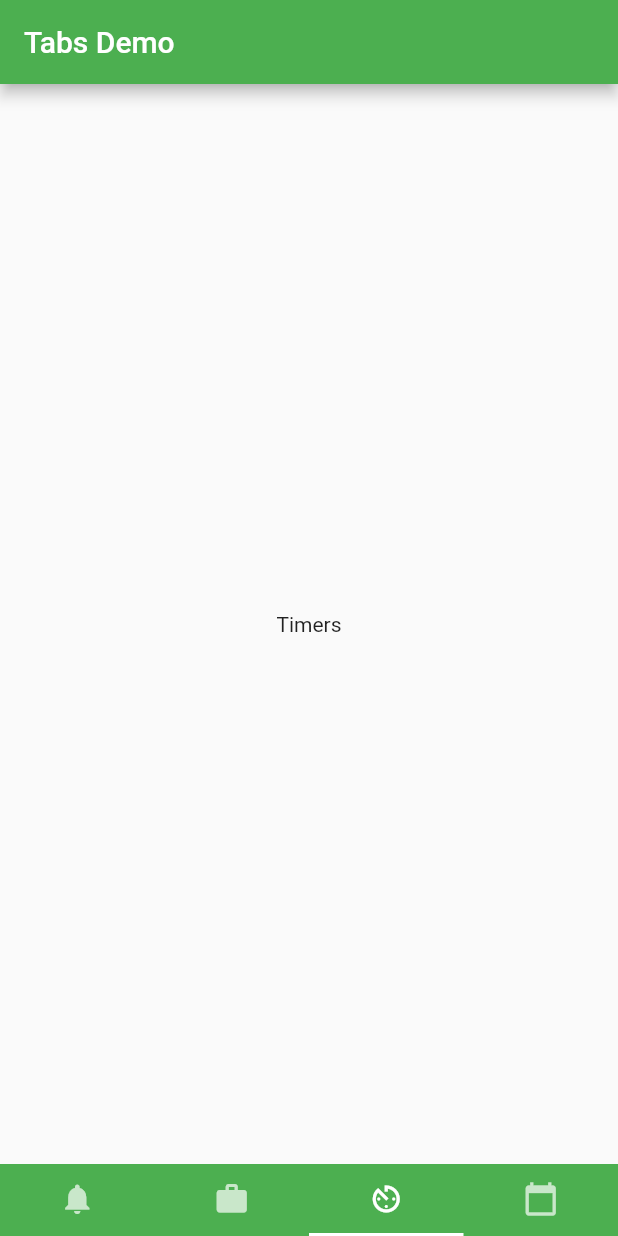
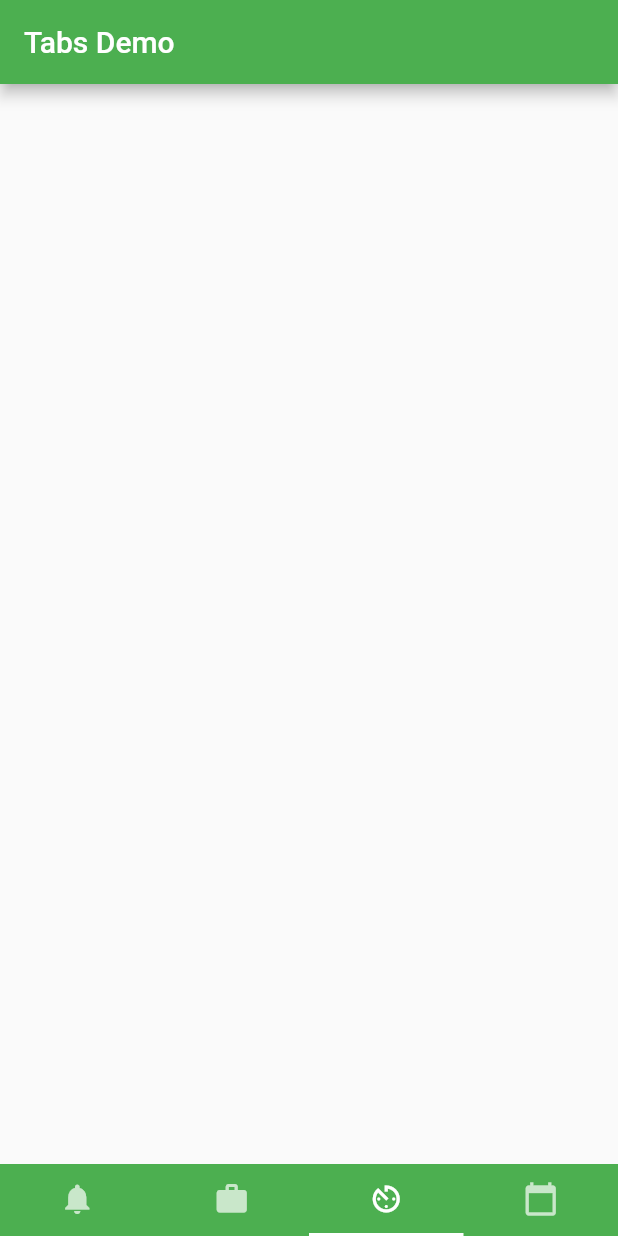
Before and after one commit to ChoreUs/choreus, a Flutter app: the screen it shows after launch, item 3 of the bottom bar chosen, on a phone screen of 412 x 824 dp. Run offline on Flutter 3.47's test engine with Material 2 defaults, Android fonts, the phone set to English and light mode, and no system bars.

Commit message:
Removed unneeded Tests Added timer widget

```diff
--- a/lib/timers.dart
+++ b/lib/timers.dart
@@ -14,10 +14,17 @@ class _TimersPageState extends State<TimersPage> {
 
   @override
   Widget build(BuildContext context) {
-    return Scaffold(
-      body: Center(
-        child: Text(widget.title)
-      ),
-    );
+    return  Center(
+        child: GridView.count(
+          primary: false,
+          padding: const EdgeInsets.all(20),
+          crossAxisSpacing: 10,
+          mainAxisSpacing: 10,
+          crossAxisCount: 2,
+          children: <Widget>[
+
+          ]
+        )
+      );
   }
 }
```
Also changed, not shown: lib/timer.dart (added, +19 -0 lines), 1 other file.
